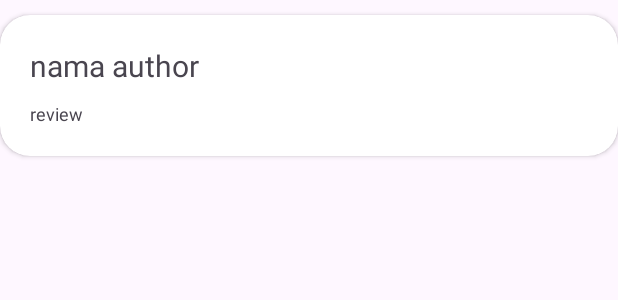
After one commit to dianprnms/NawadataTest_Option1_TheMovieDB, an Android app: the layout item_reviews.xml on its own in the app's theme, with its tools: preview values and no code run, on a phone screen of 412 x 824 dp. The commit adds this screen. Shown: the top 300 px of the screen. Run offline under Robolectric (Android 15) with nearby library versions, the phone set to English and light mode, and no system bars; network calls fail.

Commit message:
Review and video done

```diff
--- a/app/build.gradle.kts
+++ b/app/build.gradle.kts
@@ -124,4 +124,6 @@ dependencies {
 
     implementation("androidx.webkit:webkit:1.10.0")
 
+
+
 }
--- /dev/null
+++ b/app/src/main/res/layout/item_reviews.xml
@@ -0,0 +1,50 @@
+<?xml version="1.0" encoding="utf-8"?>
+<androidx.constraintlayout.widget.ConstraintLayout xmlns:android="http://schemas.android.com/apk/res/android"
+    xmlns:tools="http://schemas.android.com/tools"
+    android:layout_width="match_parent"
+    android:layout_height="wrap_content"
+    xmlns:app="http://schemas.android.com/apk/res-auto">
+
+    <androidx.cardview.widget.CardView
+        android:id="@+id/cv_item_movie"
+        android:layout_width="match_parent"
+        android:layout_height="wrap_content"
+        android:layout_marginBottom="30dp"
+        app:cardCornerRadius="20dp"
+        app:cardMaxElevation="5dp"
+        android:layout_marginTop="10dp"
+        app:layout_constraintBottom_toBottomOf="parent"
+        app:layout_constraintStart_toStartOf="parent"
+        app:layout_constraintEnd_toEndOf="parent"
+        app:layout_constraintTop_toTopOf="parent">
+
+        <androidx.constraintlayout.widget.ConstraintLayout
+            android:layout_width="match_parent"
+            android:layout_height="match_parent"
+            android:padding="20dp">
+
+            <androidx.appcompat.widget.AppCompatTextView
+                android:id="@+id/author"
+                android:layout_width="wrap_content"
+                android:layout_height="wrap_content"
+                android:text="nama author"
+                android:textSize="20dp"
+                app:layout_constraintStart_toStartOf="parent"
+                app:layout_constraintTop_toTopOf="parent"/>
+
+            <androidx.appcompat.widget.AppCompatTextView
+                android:id="@+id/review"
+                android:layout_width="wrap_content"
+                android:layout_height="wrap_content"
+                android:layout_marginTop="10dp"
+                android:text="review"
+                android:textSize="12dp"
+                app:layout_constraintStart_toStartOf="parent"
+                app:layout_constraintTop_toBottomOf="@id/author"
+                tools:ignore="TextSizeCheck" />
+
+        </androidx.constraintlayout.widget.ConstraintLayout>
+
+    </androidx.cardview.widget.CardView>
+
+</androidx.constraintlayout.widget.ConstraintLayout>
```
Also changed, not shown: app/src/main/java/com/example/nawadatatest_option1_themoviedb/adapter/ReviewsAdapter.kt (added, +34 -0 lines), app/src/main/java/com/example/nawadatatest_option1_themoviedb/dependencies/VideoModule.kt (added, +20 -0 lines), app/src/main/java/com/example/nawadatatest_option1_themoviedb/model/AuthorDetails.kt (added, +15 -0 lines), app/src/main/java/com/example/nawadatatest_option1_themoviedb/model/ResultXX.kt (added, +21 -0 lines), app/src/main/java/com/example/nawadatatest_option1_themoviedb/model/ResultXXX.kt (added, +27 -0 lines), app/src/main/java/com/example/nawadatatest_option1_themoviedb/model/Reviews.kt (added, +17 -0 lines), app/src/main/java/com/example/nawadatatest_option1_themoviedb/model/Video.kt (added, +11 -0 lines), app/src/main/java/com/example/nawadatatest_option1_themoviedb/network/FilmAPIService.kt (+14 -0 lines), app/src/main/java/com/example/nawadatatest_option1_themoviedb/view/DetailFragment.kt (+83 -3 lines), app/src/main/java/com/example/nawadatatest_option1_themoviedb/view/ReviewsFragment.kt (added, +60 -0 lines), app/src/main/java/com/example/nawadatatest_option1_themoviedb/viewmodel/ReviewsViewModel.kt (added, +35 -0 lines), app/src/main/java/com/example/nawadatatest_option1_themoviedb/viewmodel/VideoViewModel.kt (added, +42 -0 lines), app/src/main/res/layout/fragment_detail.xml (+59 -18 lines), app/src/main/res/layout/fragment_reviews.xml (added, +18 -0 lines).
